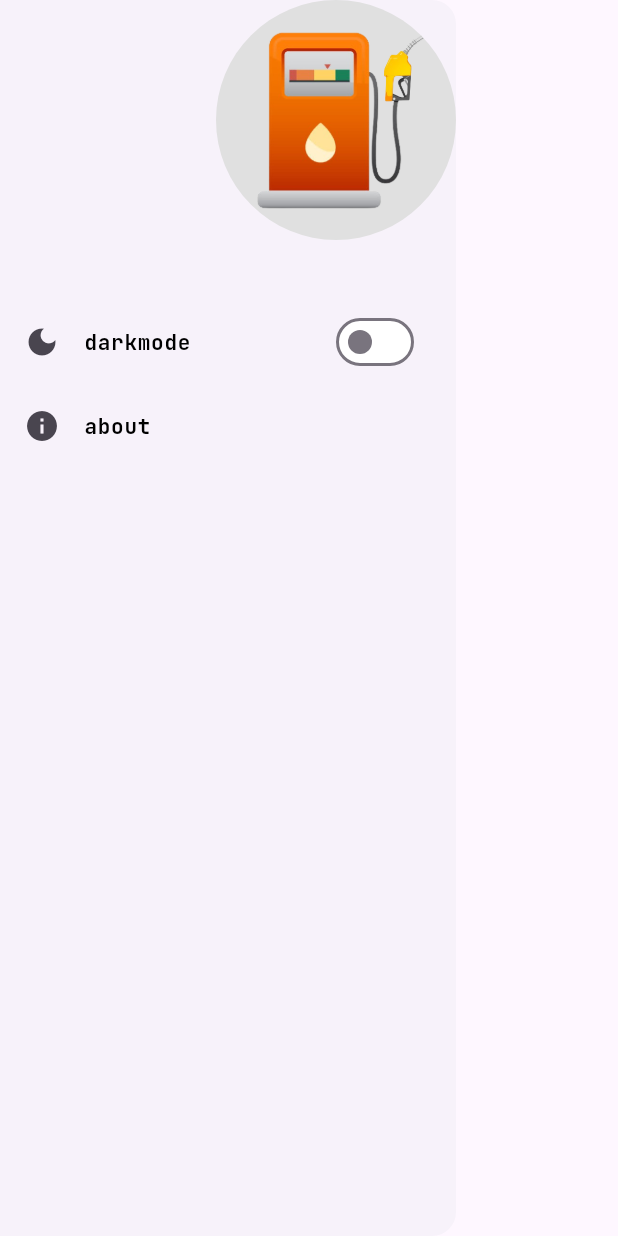
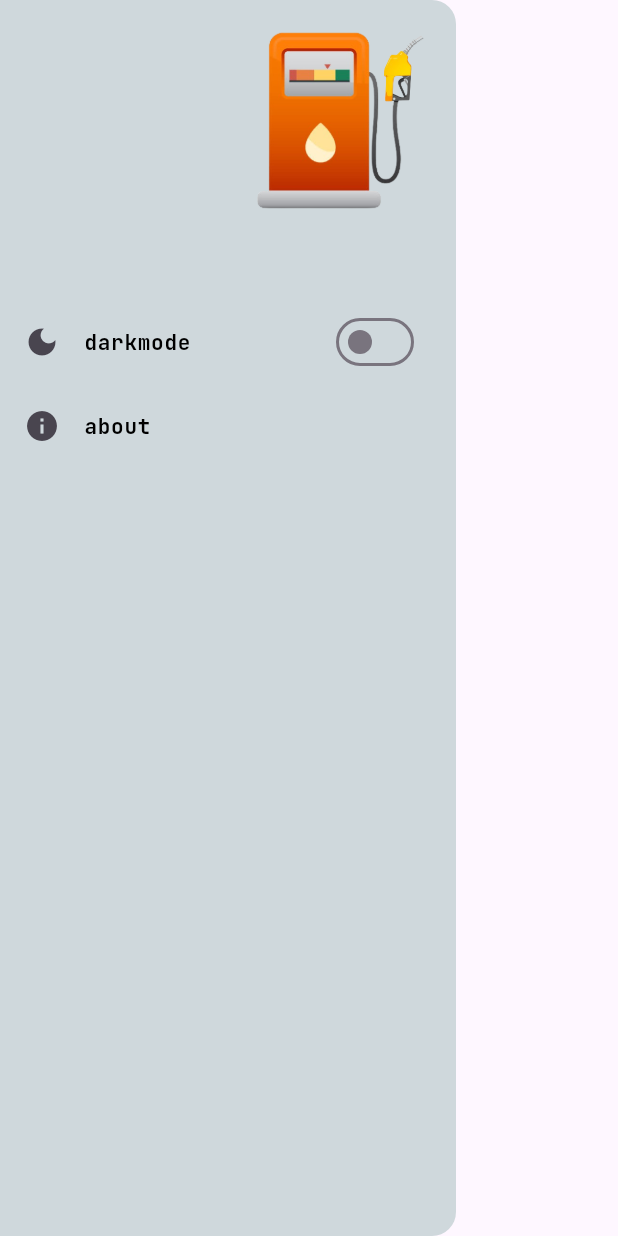
Before and after one commit to Victor-Zarzar/alcool_ou_gasolina, a Flutter app: the SettingsPage widget shown alone on an empty page, opened directly, on a phone screen of 412 x 824 dp. Run offline on Flutter 3.47's test engine with Material 3 defaults, Android fonts, the phone set to English and light mode, and no system bars; drawn by our look-alikes of getwidget; our stand-ins replace google_fonts, shared_preferences; accounts and stored records are empty.

Commit message:
Refactor layout dark and ligth theme

```diff
--- a/lib/components/AppTheme/app_theme.dart
+++ b/lib/components/AppTheme/app_theme.dart
@@ -3,13 +3,14 @@ import 'dart:ui';
 class AppTheme {
   AppTheme._();
 
-  static Color get primaryColor => const Color(0xFFE0E0E0);
+  static Color get primaryColor => const Color(0xFFCFD8DC);
 
-  static Color get secondaryColor => const Color(0xFFFFF);
+  static Color get secondaryColor => const Color(0x00000000);
 
+  static Color get thirdColor => const Color(0xFF212121);
 }
 
-class TextColor  {
+class TextColor {
   TextColor._();
 
   static Color get primaryColor => const Color(0XFF000000);
@@ -23,10 +24,44 @@ class ColorFilterIntro {
   static Color get primaryColor => const Color(0XFF000000);
 }
 
+class FormColor {
+  FormColor._();
+
+  static Color get primaryColor => const Color(0xFF000000);
+
+  static Color get secondaryColor => const Color(0XFFBDBDBD);
+}
+
+class IconColor {
+  IconColor._();
+
+  static Color get primaryColor => const Color(0xFF000000);
+
+  static Color get secondaryColor => const Color(0xFF2196F3);
+
+  static Color get thirdColor => const Color(0xFFCFD8DC);
+}
+
 class BarColor {
   BarColor._();
 
-  static Color get primaryColor => const Color(0xFFBDBDBD);
+  static Color get primaryColor => const Color(0xFFCFD8DC);
+
+  static Color get secondaryColor => const Color(0x00000000);
+}
+
+class SnackBarColor {
+  SnackBarColor._();
+
+  static Color get primaryColor => const Color(0xFF212121);
+
+  static Color get secondColor => const Color(0xFF616161);
+}
+
+class TabBarColor {
+  TabBarColor._();
+
+  static Color get primaryColor => const Color(0xFFCFD8DC);
 }
 
 class Inactive {
@@ -41,6 +76,14 @@ class Active {
   static Color get primaryColor => const Color(0xFF303030);
 }
 
+class SwitchColor {
+  SwitchColor._();
+
+  static Color get primaryColor => const Color(0xFFECEFF1);
+
+  static Color get secondaryColor => const Color(0xFFCFD8DC);
+}
+
 class ButtonColor {
   ButtonColor._();
 
--- a/lib/components/DarkTheme/darktheme_provider_app.dart
+++ b/lib/components/DarkTheme/darktheme_provider_app.dart
@@ -8,21 +8,15 @@ class UiProvider extends ChangeNotifier {
   late SharedPreferences storage;
 
   final darkTheme = ThemeData(
-    colorScheme: ColorScheme.dark(
-      surface: Colors.grey.shade900,
-      primary: Colors.grey.shade600,
-      secondary: const Color.fromARGB(255, 56, 56, 56),
-      inversePrimary: Colors.grey.shade300,
-    ),
+    primaryColor: Colors.black12,
+    brightness: Brightness.dark,
+    primaryColorDark: Colors.black12,
   );
 
   final lightTheme = ThemeData(
-    colorScheme: ColorScheme.light(
-      surface: Colors.grey.shade200,
-      primary: Colors.grey.shade600,
-      secondary: Colors.grey.shade800,
-      inversePrimary: Colors.grey.shade200,
-    ),
+    primaryColor: Colors.white,
+    brightness: Brightness.light,
+    primaryColorDark: Colors.white,
   );
 
   changeTheme() {
--- a/lib/pages/HomePage/home_page.dart
+++ b/lib/pages/HomePage/home_page.dart
@@ -82,6 +82,7 @@ class _HomePageState extends State<HomePage> {
   Widget build(BuildContext context) {
     return Consumer<UiProvider>(builder: (context, notifier, child) {
       return Scaffold(
+        backgroundColor: notifier.isDark ? AppTheme.secondaryColor : AppTheme.primaryColor,
         body: SingleChildScrollView(
           child: Column(
             mainAxisAlignment: MainAxisAlignment.center,
@@ -99,8 +100,9 @@ class _HomePageState extends State<HomePage> {
                   textStyle: TextStyle(
                     fontSize: 12,
                     fontWeight: FontWeight.bold,
-                    color:
-                        notifier.isDark ? Colors.grey.shade600 : Colors.black,
+                    color: notifier.isDark
+                                ? TextColor.secondaryColor
+                                : TextColor.primaryColor,
                   ),
                 ),
               ),
--- a/lib/pages/SettingsPage/settings_app.dart
+++ b/lib/pages/SettingsPage/settings_app.dart
@@ -20,6 +20,9 @@ class _SettingsPageState extends State<SettingsPage> {
       builder: (context, notifier, child) {
         return SizedBox(
           child: Drawer(
+            backgroundColor: notifier.isDark
+                ? AppTheme.secondaryColor
+                : AppTheme.primaryColor,
             child: ListView(
               padding: EdgeInsets.zero,
               children: <Widget>[
@@ -41,8 +44,8 @@ class _SettingsPageState extends State<SettingsPage> {
                   padding: const EdgeInsets.only(top: 40),
                   child: ListTile(
                     trailing: Switch(
-                      activeColor: Colors.black,
-                      inactiveTrackColor: Colors.white,
+                      activeColor: SwitchColor.primaryColor,
+                      inactiveTrackColor: SwitchColor.secondaryColor,
                       value: notifier.isDark,
                       onChanged: (value) => notifier.changeTheme(),
                     ),
```
Also changed, not shown: lib/pages/AppPage/app_page.dart (+6 -4 lines), lib/pages/ConsumptionPage/consumption_page.dart (+9 -1 lines), lib/pages/IntroPage/intro_page.dart (+33 -9 lines), lib/pages/MyCar/mycar_app.dart (+9 -1 lines).
